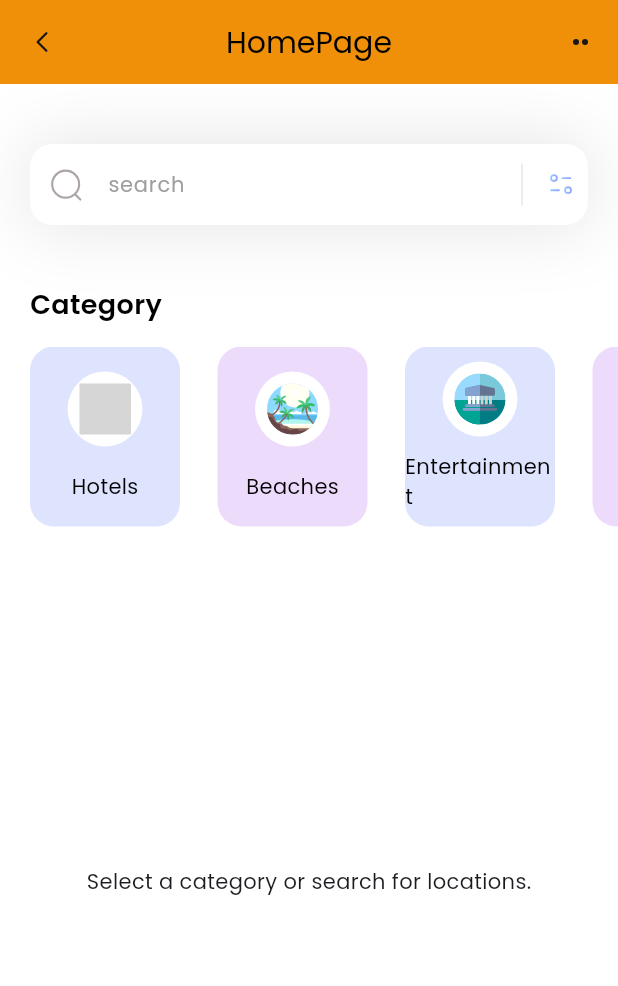
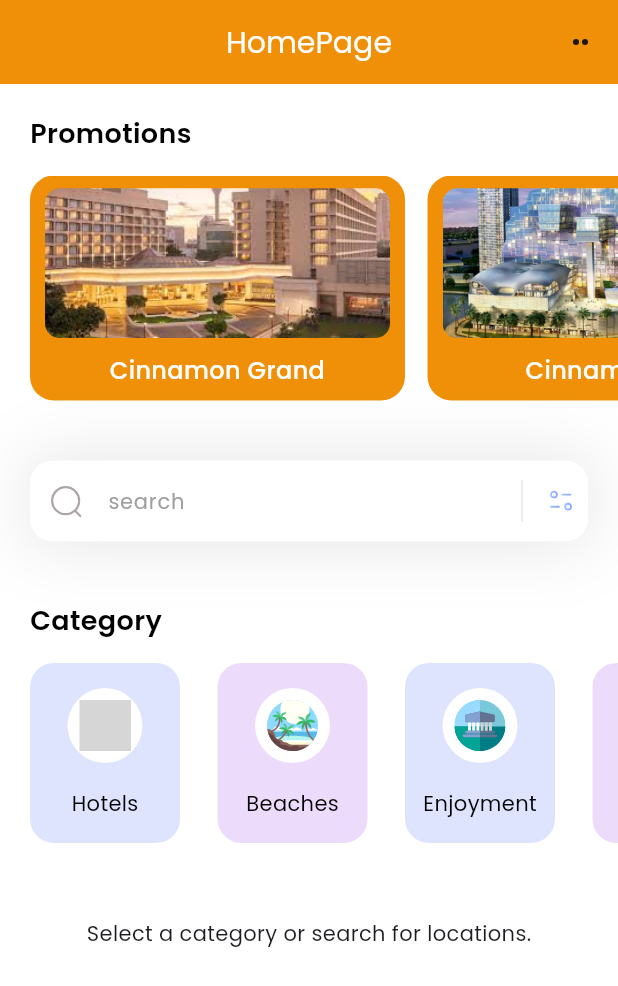
Before and after one commit to NavodXDilshan/WanderNet-FYP-, a Flutter app: the Homepage screen opened directly, on a phone screen of 412 x 824 dp. Shown: the top 986 px of the screen. Run offline on Flutter 3.47's test engine with Material 3 defaults, Android fonts, the light colour scheme and no system bars; our stand-ins replace flutter_secure_storage, flutter_svg, geocoding, geolocator, google_maps_flutter, image_picker and 3 more; missing offline and left inert: flutter_polyline_points, mongo_dart; accounts and stored records are empty; grey boxes are pictures that could not be loaded.

Commit message:
Home Page

```diff
--- a/lib/models/category_model.dart
+++ b/lib/models/category_model.dart
@@ -30,7 +30,7 @@
 
       categories.add(
       CategoryModel(
-        name: 'Entertainment',
+        name: 'Enjoyment',
         iconPath:'assets/icons/sites.svg' ,
         boxColor: Color(0xff92A3FD)
     ));
--- /dev/null
+++ b/lib/models/prmotion_model.dart
@@ -0,0 +1,47 @@
+import 'package:flutter/material.dart';
+
+
+class PromotionModel {
+  String name;
+  String imagePath;
+  Color boxColor;
+
+  PromotionModel({
+    required this.name,
+    required this.imagePath,
+    required this.boxColor,
+  });
+
+  static List<PromotionModel> getPromotions(){
+    List<PromotionModel> Promotions = [];
+    Promotions.add(
+      PromotionModel(
+        name: 'Cinnamon Grand',
+        imagePath:'assets/images/grand.jpeg' ,
+        boxColor: Color.fromARGB(255, 245, 150, 26)
+    ));
+
+      Promotions.add(
+      PromotionModel(
+        name: 'Cinnamon Life',
+        imagePath:'assets/images/life.jpg' ,
+        boxColor: Color.fromARGB(255, 245, 150, 26)
+    ));
+
+      Promotions.add(
+      PromotionModel(
+        name: 'Galadari',
+        imagePath:'assets/images/galadari.jpg' ,
+        boxColor: Color.fromARGB(255, 245, 150, 26)
+    ));
+
+        Promotions.add(
+      PromotionModel(
+        name: 'One Galle Face Mall',
+        imagePath:'assets/images/ogf.jpg' ,
+        boxColor: Color.fromARGB(255, 245, 150, 26)
+    ));
+
+    return Promotions;
+  }
+}
--- a/lib/pages/SearchLocationDetailPage.dart
+++ b/lib/pages/SearchLocationDetailPage.dart
@@ -89,7 +89,7 @@
                   title: Text(
                     location.name,
                     style: const TextStyle(
-                      color: Color.fromARGB(255, 255, 255, 255),
+                      color: Color.fromARGB(255, 0, 0, 0),
                       fontSize: 15,
                       fontWeight: FontWeight.w600,
                     ),
--- a/lib/pages/home.dart
+++ b/lib/pages/home.dart
@@ -11,7 +11,7 @@
 import 'package:flutter/services.dart';
 import 'package:http/http.dart' as http;
 import 'dart:convert';
-
+import '../models/prmotion_model.dart';
 
 class Homepage extends StatefulWidget {
   const Homepage({super.key});
@@ -27,6 +27,7 @@
   List<WildLocationModel> wildLocations = [];
   List<EntertainmentModel> entertainmentLocations = [];
   List<SearchLocationModel> searchResults = [];
+  List<PromotionModel> promotions = [];
   String? selectedCategory;
   bool isLoading = false;
   final TextEditingController _searchController = TextEditingController();
@@ -36,6 +37,7 @@
   void initState() {
     super.initState();
     _getCategories();
+    getPromotions();
     _searchController.addListener(_onSearchChanged);
   }
 
@@ -47,6 +49,10 @@
 
   void _getCategories() {
     categories = CategoryModel.getCategories();
+  }
+
+  void getPromotions() {
+    promotions = PromotionModel.getPromotions();
   }
 
   Future<void> _getBeaches() async {
@@ -197,19 +203,28 @@
   @override
   Widget build(BuildContext context) {
     return Scaffold(
+      resizeToAvoidBottomInset: false, // Prevents scaffold resizing with keyboard
       appBar: _appBar(),
       backgroundColor: Colors.white,
-      body: Column(
+      body: SingleChildScrollView( // Makes the entire content vertically scrollable
+        child: Column(
           crossAxisAlignment: CrossAxisAlignment.start,
           children: [
+            _promotionsSection(),
             _searchField(),
             const SizedBox(height: 40),
             _categoriesSection(),
-          Expanded(
-            child: isLoading || isSearching
+            // Remove fixed height, let the content determine the size
+            isLoading || isSearching
                 ? _loadingIndicator()
                 : selectedCategory == null && searchResults.isEmpty
-                    ? const Center(child: Text('Select a category or search for locations.'))
+                    ? const Padding(
+                        padding: EdgeInsets.only(top: 50), // adds 20px of space above
+                          child: Center(
+                            child: Text('Select a category or search for locations.'),
+                                        ),
+                                )
+
                     : searchResults.isNotEmpty
                         ? _searchResultsSection()
                         : selectedCategory!.toLowerCase() == 'beaches'
@@ -221,8 +236,8 @@
                                     : selectedCategory!.toLowerCase() == 'entertainment'
                                         ? _entertainmentListSection()
                                         : const Center(child: Text('Select a category to view locations.')),
+          ],
         ),
-        ],
       ),
     );
   }
@@ -231,26 +246,10 @@
     return AppBar(
       title: const Text(
         'HomePage',
-        style: TextStyle(color: Colors.black, fontSize: 20),
+        style: TextStyle(color: Color.fromARGB(255, 255, 255, 255), fontSize: 20),
       ),
       centerTitle: true,
-      backgroundColor: const Color.fromARGB(255, 240, 144, 9),
-      leading: GestureDetector(
-        onTap: () {},
-        child: Container(
-          margin: const EdgeInsets.all(10),
-          alignment: Alignment.center,
-          child: SvgPicture.asset(
-            'assets/icons/Arrow - Left 2.svg',
-            width: 20,
-            height: 20,
-          ),
-          decoration: BoxDecoration(
-            color: const Color.fromARGB(255, 240, 144, 9),
-            borderRadius: BorderRadius.circular(10),
-          ),
-        ),
-      ),
+      backgroundColor: const Color.fromRGBO(240, 144, 9, 1),
       actions: [
         GestureDetector(
           onTap: () {},
@@ -397,9 +396,9 @@
     if (beaches.isEmpty) {
       return const Center(child: Text('No beaches found.'));
     }
-    return SizedBox(
-      height: 400,
-      child: ListView.builder(
+    return ListView.builder(
+      shrinkWrap: true, // Allows the ListView to take only the space it needs
+      physics: const NeverScrollableScrollPhysics(), // Prevents inner scrolling
       padding: const EdgeInsets.symmetric(horizontal: 20, vertical: 10),
       itemCount: beaches.length,
       itemBuilder: (context, index) {
@@ -456,7 +455,6 @@
           ),
         );
       },
-      ),
     );
   }
 
@@ -464,9 +462,9 @@
     if (hotels.isEmpty) {
       return const Center(child: Text('No hotels found.'));
     }
-    return SizedBox(
-      height: 400,
-      child: ListView.builder(
+    return ListView.builder(
+      shrinkWrap: true,
+      physics: const NeverScrollableScrollPhysics(),
       padding: const EdgeInsets.symmetric(horizontal: 20, vertical: 10),
       itemCount: hotels.length,
       itemBuilder: (context, index) {
@@ -524,7 +522,6 @@
           ),
         );
       },
-      ),
     );
   }
 
@@ -532,9 +529,9 @@
     if (wildLocations.isEmpty) {
       return const Center(child: Text('No wildlife locations found.'));
     }
-    return SizedBox(
-      height: 400,
-      child: ListView.builder(
+    return ListView.builder(
+      shrinkWrap: true,
+      physics: const NeverScrollableScrollPhysics(),
       padding: const EdgeInsets.symmetric(horizontal: 20, vertical: 10),
       itemCount: wildLocations.length,
       itemBuilder: (context, index) {
@@ -591,7 +588,6 @@
           ),
         );
       },
-      ),
     );
   }
 
@@ -599,9 +595,9 @@
     if (entertainmentLocations.isEmpty) {
       return const Center(child: Text('No entertainment locations found.'));
     }
-    return SizedBox(
-      height: 400,
-      child: ListView.builder(
+    return ListView.builder(
+      shrinkWrap: true,
+      physics: const NeverScrollableScrollPhysics(),
       padding: const EdgeInsets.symmetric(horizontal: 20, vertical: 10),
       itemCount: entertainmentLocations.length,
       itemBuilder: (context, index) {
@@ -658,7 +654,6 @@
           ),
         );
       },
-      ),
     );
   }
 
@@ -666,9 +661,9 @@
     if (searchResults.isEmpty) {
       return const Center(child: Text('No results found.'));
     }
-    return SizedBox(
-      height: 400,
-      child: ListView.builder(
+    return ListView.builder(
+      shrinkWrap: true,
+      physics: const NeverScrollableScrollPhysics(),
       padding: const EdgeInsets.symmetric(horizontal: 20, vertical: 10),
       itemCount: searchResults.length,
       itemBuilder: (context, index) {
@@ -708,7 +703,70 @@
           ),
         );
       },
+    );
+  }
+
+  Widget _promotionsSection() {
+    return Column(
+      crossAxisAlignment: CrossAxisAlignment.start,
+      children: [
+        const Padding(
+          padding: EdgeInsets.only(left: 20, top: 20),
+          child: Text(
+            'Promotions',
+            style: TextStyle(
+              color: Colors.black,
+              fontSize: 18,
+              fontWeight: FontWeight.w600,
             ),
+          ),
+        ),
+        const SizedBox(height: 15),
+        Container(
+          height: 150,
+          color: const Color.fromARGB(255, 255, 255, 255),
+          child: ListView.separated(
+            scrollDirection: Axis.horizontal,
+            padding: const EdgeInsets.only(left: 20, right: 20),
+            itemCount: promotions.length,
+            separatorBuilder: (context, index) => const SizedBox(width: 15),
+            itemBuilder: (context, index) {
+              final promotion = promotions[index];
+              return Container(
+                width: 250,
+                decoration: BoxDecoration(
+                  color: const Color.fromARGB(255, 240, 144, 9),
+                  borderRadius: BorderRadius.circular(16),
+                ),
+                child: Column(
+                  mainAxisAlignment: MainAxisAlignment.center,
+                  children: [
+                    ClipRRect(
+                      borderRadius: BorderRadius.circular(10),
+                      child: Image.asset(
+                        promotion.imagePath,
+                        height: 100,
+                        width: 230,
+                        fit: BoxFit.cover,
+                      ),
+                    ),
+                    const SizedBox(height: 10),
+                    Text(
+                      promotion.name,
+                      style: const TextStyle(
+                        fontSize: 16,
+                        fontWeight: FontWeight.w500,
+                        color: Color.fromARGB(255, 255, 255, 255),
+                      ),
+                      textAlign: TextAlign.center,
+                    ),
+                  ],
+                ),
+              );
+            },
+          ),
+        ),
+      ],
     );
   }
 }
```
Also changed, not shown: assets/images/galadari.jpg (added), assets/images/grand.jpeg (added), assets/images/life.jpg (added), assets/images/ogf.jpg (added). Lines whose indentation alone changed are shown as unchanged.
